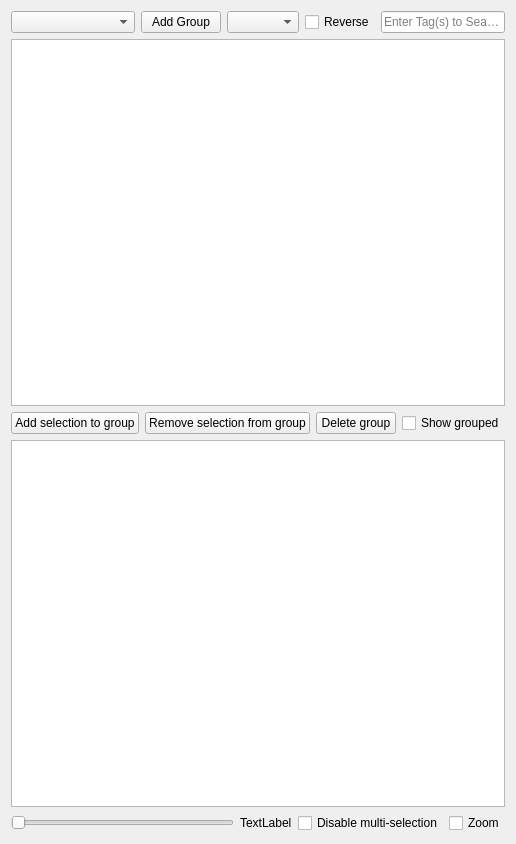
First picture: the form in interfaces/imageViewBase.ui, repository HaW-Tagger/HWtagger, before the edit.
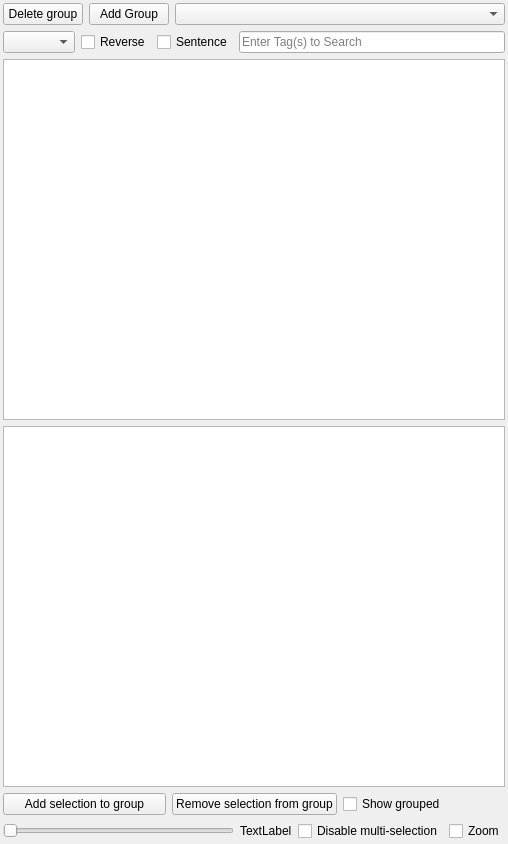
Second picture: the form after the edit. Icons and pictures are not drawn.

Patch:
```diff
--- a/interfaces/imageViewBase.ui
+++ b/interfaces/imageViewBase.ui
@@ -14,11 +14,49 @@
    <string>Form</string>
   </property>
   <layout class="QVBoxLayout" name="verticalLayout">
+   <property name="leftMargin">
+    <number>3</number>
+   </property>
+   <property name="topMargin">
+    <number>3</number>
+   </property>
+   <property name="rightMargin">
+    <number>3</number>
+   </property>
+   <property name="bottomMargin">
+    <number>3</number>
+   </property>
    <item>
     <layout class="QHBoxLayout" name="horizontalLayout">
+     <property name="spacing">
+      <number>6</number>
+     </property>
      <property name="sizeConstraint">
       <enum>QLayout::SetDefaultConstraint</enum>
      </property>
+     <item>
+      <widget class="QPushButton" name="pushButton_deleted_group">
+       <property name="toolTip">
+        <string>delete the group (doesn't delete the images)</string>
+       </property>
+       <property name="text">
+        <string>Delete group</string>
+       </property>
+      </widget>
+     </item>
+     <item>
+      <widget class="QPushButton" name="pushButton_add_group">
+       <property name="toolTip">
+        <string>create a new group</string>
+       </property>
+       <property name="text">
+        <string>Add Group</string>
+       </property>
+       <property name="icon">
+        <iconset theme="list-add"/>
+       </property>
+      </widget>
+     </item>
      <item>
       <widget class="QComboBox" name="comboBox_group_name">
        <property name="sizePolicy">
@@ -44,19 +82,10 @@
        </property>
       </widget>
      </item>
-     <item>
-      <widget class="QPushButton" name="pushButton_add_group">
-       <property name="toolTip">
-        <string>create a new group</string>
-       </property>
-       <property name="text">
-        <string>Add Group</string>
-       </property>
-       <property name="icon">
-        <iconset theme="list-add"/>
-       </property>
-      </widget>
-     </item>
+    </layout>
+   </item>
+   <item>
+    <layout class="QHBoxLayout" name="horizontalLayout_5">
      <item>
       <widget class="QComboBox" name="comboBox_sort_type">
        <property name="toolTip">
@@ -74,6 +103,13 @@
        </property>
       </widget>
      </item>
+     <item>
+      <widget class="QCheckBox" name="checkBox_include_sentence">
+       <property name="text">
+        <string>Sentence</string>
+       </property>
+      </widget>
+     </item>
      <item>
       <widget class="QLineEdit" name="lineEdit_tag_search">
        <property name="toolTip">
@@ -97,7 +133,30 @@
     </widget>
    </item>
    <item>
+    <widget class="QListView" name="listView_other">
+     <property name="sizeAdjustPolicy">
+      <enum>QAbstractScrollArea::AdjustToContents</enum>
+     </property>
+     <property name="editTriggers">
+      <set>QAbstractItemView::NoEditTriggers</set>
+     </property>
+    </widget>
+   </item>
+   <item>
+    <widget class="QWidget" name="widget" native="true">
     <layout class="QHBoxLayout" name="horizontalLayout_2">
+      <property name="leftMargin">
+       <number>0</number>
+      </property>
+      <property name="topMargin">
+       <number>0</number>
+      </property>
+      <property name="rightMargin">
+       <number>0</number>
+      </property>
+      <property name="bottomMargin">
+       <number>0</number>
+      </property>
      <item>
       <widget class="QPushButton" name="pushButton_add_selection_to_group">
        <property name="toolTip">
@@ -118,16 +177,6 @@
        </property>
       </widget>
      </item>
-     <item>
-      <widget class="QPushButton" name="pushButton_deleted_group">
-       <property name="toolTip">
-        <string>delete the group (doesn't delete the images)</string>
-       </property>
-       <property name="text">
-        <string>Delete group</string>
-       </property>
-      </widget>
-     </item>
      <item>
       <widget class="QCheckBox" name="checkBox_toggle_ungrouped_images">
        <property name="toolTip">
@@ -142,15 +191,6 @@
       </widget>
      </item>
     </layout>
-   </item>
-   <item>
-    <widget class="QListView" name="listView_other">
-     <property name="sizeAdjustPolicy">
-      <enum>QAbstractScrollArea::AdjustToContents</enum>
-     </property>
-     <property name="editTriggers">
-      <set>QAbstractItemView::NoEditTriggers</set>
-     </property>
     </widget>
    </item>
    <item>
```
Left out of the diff: 2 changed lines with no effect on the pictures. Lines whose indentation alone changed are shown as unchanged.
